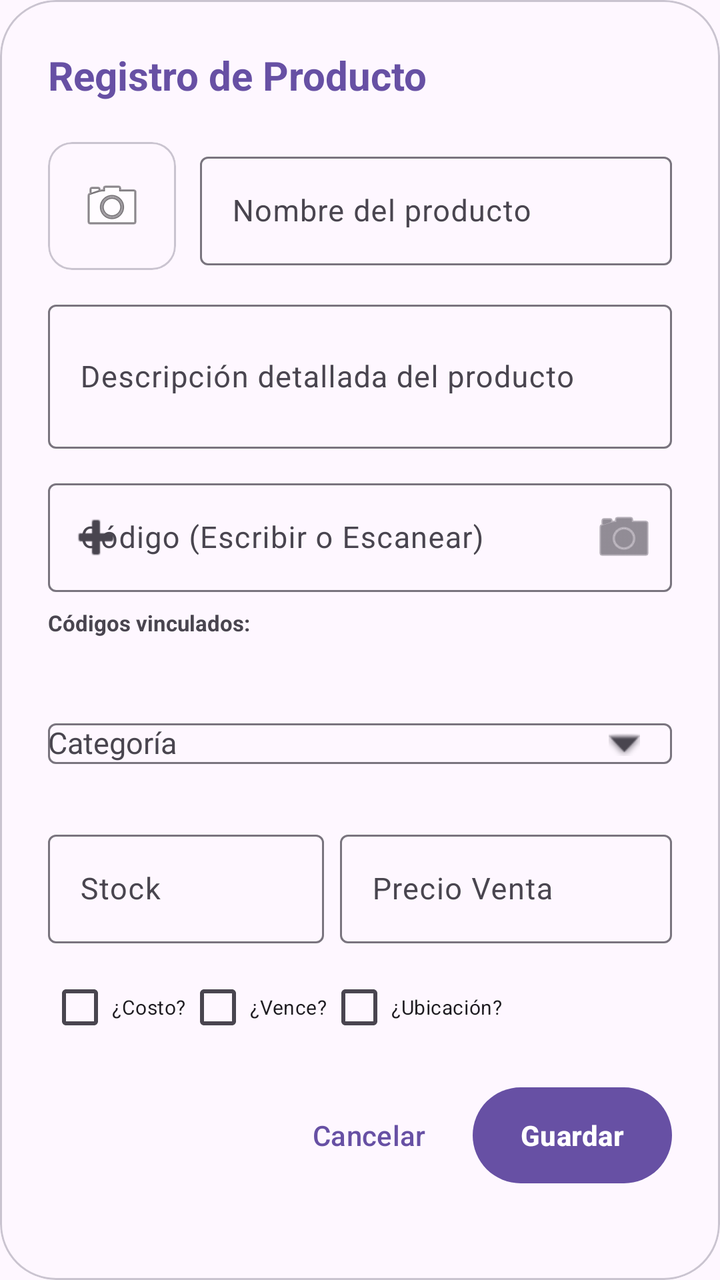
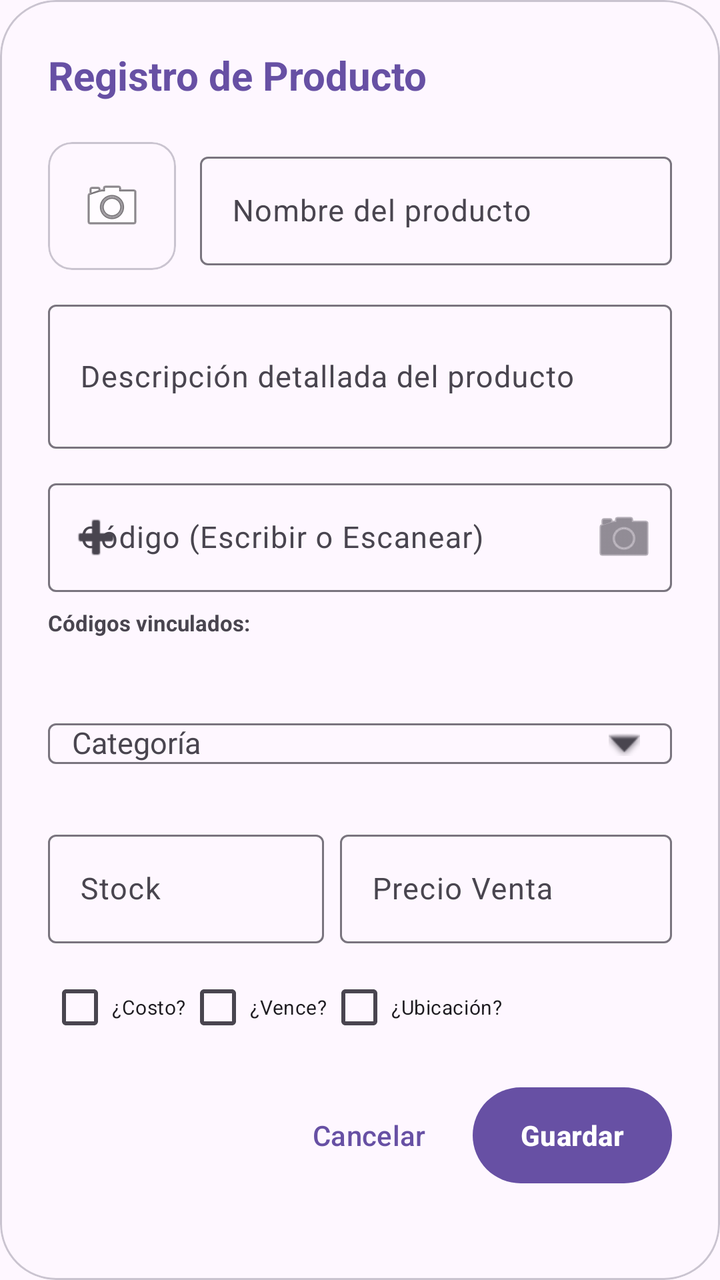

Compare the two renders of this Android layout. The source of the first and the diff that turns it into the second are given below.
<!-- AndroidManifest.xml: application theme Theme.Naxor -->
<!-- res/layout/dialog_add_product.xml -->
<?xml version="1.0" encoding="utf-8"?>
<com.google.android.material.card.MaterialCardView xmlns:android="http://schemas.android.com/apk/res/android"
    xmlns:app="http://schemas.android.com/apk/res-auto"
    android:layout_width="match_parent"
    android:layout_height="wrap_content"
    app:cardBackgroundColor="?attr/colorSurface"
    app:cardCornerRadius="28dp"
    app:cardElevation="0dp"
    app:strokeWidth="1dp"
    app:strokeColor="?attr/colorOutlineVariant">

    <ScrollView
        android:layout_width="match_parent"
        android:layout_height="wrap_content"
        android:overScrollMode="never">

        <LinearLayout
            android:layout_width="match_parent"
            android:layout_height="wrap_content"
            android:orientation="vertical"
            android:padding="24dp">

            <TextView
                android:id="@+id/tvDialogTitle"
                android:layout_width="wrap_content"
                android:layout_height="wrap_content"
                android:text="Registro de Producto"
                android:textSize="20sp"
                android:textStyle="bold"
                android:textColor="?attr/colorPrimary"
                android:layout_marginBottom="20dp" />

            
            <LinearLayout
                android:layout_width="match_parent"
                android:layout_height="wrap_content"
                android:orientation="horizontal"
                android:gravity="center_vertical"
                android:layout_marginBottom="12dp">

                <com.google.android.material.card.MaterialCardView
                    android:id="@+id/cardProdPhoto"
                    android:layout_width="64dp"
                    android:layout_height="64dp"
                    android:layout_marginEnd="12dp"
                    app:cardCornerRadius="12dp"
                    app:strokeWidth="1dp"
                    app:strokeColor="?attr/colorOutlineVariant">
                    <ImageView
                        android:id="@+id/ivDialogProdPhoto"
                        android:layout_width="match_parent"
                        android:layout_height="match_parent"
                        android:src="@android:drawable/ic_menu_camera"
                        android:scaleType="centerInside"
                        android:padding="16dp"
                        android:contentDescription="Tomar foto" />
                </com.google.android.material.card.MaterialCardView>

                <com.google.android.material.textfield.TextInputLayout
                    style="?attr/textInputOutlinedStyle"
                    android:layout_width="0dp"
                    android:layout_weight="1"
                    android:layout_height="wrap_content"
                    android:hint="Nombre del producto"
                    android:id="@+id/layoutProdNombre">
                    <com.google.android.material.textfield.TextInputEditText
                        android:id="@+id/etProdNombre"
                        android:layout_width="match_parent"
                        android:layout_height="wrap_content"
                        android:inputType="textCapSentences"
                        android:textSize="15sp" />
                </com.google.android.material.textfield.TextInputLayout>
            </LinearLayout>

            
            <com.google.android.material.textfield.TextInputLayout
                style="?attr/textInputOutlinedStyle"
                android:layout_width="match_parent"
                android:layout_height="wrap_content"
                android:hint="Descripción detallada del producto"
                android:layout_marginBottom="12dp">
                <com.google.android.material.textfield.TextInputEditText
                    android:id="@+id/etProdDescripcion"
                    android:layout_width="match_parent"
                    android:layout_height="wrap_content"
                    android:inputType="textCapSentences|textMultiLine"
                    android:minLines="2"
                    android:textSize="15sp" />
            </com.google.android.material.textfield.TextInputLayout>

            
            <com.google.android.material.textfield.TextInputLayout
                style="?attr/textInputOutlinedStyle"
                android:layout_width="match_parent"
                android:layout_height="wrap_content"
                android:hint="Código (Escribir o Escanear)"
                android:layout_marginBottom="8dp"
                app:endIconMode="custom"
                app:endIconDrawable="@android:drawable/ic_menu_camera"
                app:endIconContentDescription="Escanear"
                app:startIconDrawable="@android:drawable/ic_input_add"
                app:startIconContentDescription="Añadir"
                android:id="@+id/layoutProdCodigo">
                <com.google.android.material.textfield.TextInputEditText
                    android:id="@+id/etProdCodigo"
                    android:layout_width="match_parent"
                    android:layout_height="wrap_content"
                    android:inputType="text"
                    android:textSize="15sp" />
            </com.google.android.material.textfield.TextInputLayout>

            
            <TextView
                android:layout_width="wrap_content"
                android:layout_height="wrap_content"
                android:text="Códigos vinculados:"
                android:textSize="11sp"
                android:textStyle="bold"
                android:textColor="?attr/colorOnSurfaceVariant" />

            <LinearLayout
                android:id="@+id/layoutCodesList"
                android:layout_width="match_parent"
                android:layout_height="wrap_content"
                android:orientation="vertical"
                android:layout_marginBottom="16dp"
                android:paddingVertical="4dp">
                
            </LinearLayout>

            
            <com.google.android.material.textfield.TextInputLayout
                style="?attr/textInputOutlinedStyle"
                android:id="@+id/layoutProdCategoria"
                android:layout_width="match_parent"
                android:layout_height="wrap_content"
                android:hint="Categoría"
                android:layout_marginBottom="16dp"
                app:endIconMode="custom"
                app:endIconDrawable="@android:drawable/arrow_down_float">
                <com.google.android.material.textfield.MaterialAutoCompleteTextView
                    android:id="@+id/autoProdCategoria"
                    android:layout_width="match_parent"
                    android:layout_height="wrap_content"
                    android:inputType="textCapSentences"
                    android:textSize="15sp"
                    android:completionThreshold="1"
                    android:dropDownAnchor="@id/layoutProdCategoria"
                    android:dropDownVerticalOffset="2dp" />
            </com.google.android.material.textfield.TextInputLayout>

            
            <LinearLayout
                android:layout_width="match_parent"
                android:layout_height="wrap_content"
                android:orientation="horizontal"
                android:baselineAligned="false"
                android:layout_marginBottom="8dp">

                <com.google.android.material.textfield.TextInputLayout
                    style="?attr/textInputOutlinedStyle"
                    android:layout_width="0dp"
                    android:layout_weight="1"
                    android:layout_height="wrap_content"
                    android:hint="Stock"
                    app:suffixText="uds">
                    <com.google.android.material.textfield.TextInputEditText
                        android:id="@+id/etProdStock"
                        android:layout_width="match_parent"
                        android:layout_height="wrap_content"
                        android:inputType="number"
                        android:textSize="15sp" />
                </com.google.android.material.textfield.TextInputLayout>

                <com.google.android.material.textfield.TextInputLayout
                    style="?attr/textInputOutlinedStyle"
                    android:layout_width="0dp"
                    android:layout_weight="1.2"
                    android:layout_height="wrap_content"
                    android:hint="Precio Venta"
                    android:layout_marginStart="8dp"
                    app:prefixText="S/ ">
                    <com.google.android.material.textfield.TextInputEditText
                        android:id="@+id/etProdVenta"
                        android:layout_width="match_parent"
                        android:layout_height="wrap_content"
                        android:inputType="numberDecimal"
                        android:textSize="15sp" />
                </com.google.android.material.textfield.TextInputLayout>
            </LinearLayout>

            
            <LinearLayout
                android:layout_width="match_parent"
                android:layout_height="wrap_content"
                android:orientation="horizontal"
                android:gravity="center_vertical"
                android:layout_marginBottom="12dp">

                <com.google.android.material.checkbox.MaterialCheckBox
                    android:id="@+id/cbShowBatchCost"
                    android:layout_width="wrap_content"
                    android:layout_height="wrap_content"
                    android:text="¿Costo?"
                    android:textSize="10sp" />

                <com.google.android.material.checkbox.MaterialCheckBox
                    android:id="@+id/cbShowExpiration"
                    android:layout_width="wrap_content"
                    android:layout_height="wrap_content"
                    android:text="¿Vence?"
                    android:textSize="10sp" />

                <com.google.android.material.checkbox.MaterialCheckBox
                    android:id="@+id/cbShowLocation"
                    android:layout_width="wrap_content"
                    android:layout_height="wrap_content"
                    android:text="¿Ubicación?"
                    android:textSize="10sp" />
            </LinearLayout>

            
            <com.google.android.material.textfield.TextInputLayout
                android:id="@+id/layoutProdCosto"
                style="?attr/textInputOutlinedStyle"
                android:layout_width="match_parent"
                android:layout_height="wrap_content"
                android:hint="Costo total lote"
                android:layout_marginBottom="12dp"
                android:visibility="gone"
                app:prefixText="S/ ">
                <com.google.android.material.textfield.TextInputEditText
                    android:id="@+id/etProdCosto"
                    android:layout_width="match_parent"
                    android:layout_height="wrap_content"
                    android:inputType="numberDecimal"
                    android:textSize="15sp" />
            </com.google.android.material.textfield.TextInputLayout>

            <com.google.android.material.textfield.TextInputLayout
                android:id="@+id/layoutProdLocation"
                style="?attr/textInputOutlinedStyle"
                android:layout_width="match_parent"
                android:layout_height="wrap_content"
                android:hint="Pasillo / Estante"
                android:layout_marginBottom="12dp"
                android:visibility="gone">
                <com.google.android.material.textfield.TextInputEditText
                    android:id="@+id/etProdLocation"
                    android:layout_width="match_parent"
                    android:layout_height="wrap_content"
                    android:inputType="textCapCharacters"
                    android:textSize="15sp" />
            </com.google.android.material.textfield.TextInputLayout>

            <com.google.android.material.textfield.TextInputLayout
                android:id="@+id/layoutProdExpiration"
                style="?attr/textInputOutlinedStyle"
                android:layout_width="match_parent"
                android:layout_height="wrap_content"
                android:hint="Vencimiento (DD/MM/AAAA)"
                android:layout_marginBottom="12dp"
                android:visibility="gone"
                app:endIconMode="custom"
                app:endIconDrawable="@android:drawable/ic_menu_my_calendar"
                app:endIconContentDescription="Abrir calendario">
                <com.google.android.material.textfield.TextInputEditText
                    android:id="@+id/etProdExpiration"
                    android:layout_width="match_parent"
                    android:layout_height="wrap_content"
                    android:inputType="number"
                    android:digits="0123456789/"
                    android:maxLength="10"
                    android:textSize="15sp" />
            </com.google.android.material.textfield.TextInputLayout>

            <TextView
                android:id="@+id/tvAlertStockDialog"
                android:layout_width="match_parent"
                android:layout_height="wrap_content"
                android:textColor="@color/red_600"
                android:textSize="13sp"
                android:textStyle="bold"
                android:gravity="center"
                android:visibility="gone"
                android:layout_marginBottom="20dp" />

            
            <LinearLayout
                android:layout_width="match_parent"
                android:layout_height="wrap_content"
                android:orientation="horizontal"
                android:gravity="center_vertical">

                <Button
                    android:id="@+id/btnDeleteProduct"
                    style="@style/Widget.Material3.Button.TextButton"
                    android:layout_width="wrap_content"
                    android:layout_height="wrap_content"
                    android:text="Eliminar"
                    android:textColor="@color/red_600"
                    android:visibility="gone" />

                <View
                    android:layout_width="0dp"
                    android:layout_height="0dp"
                    android:layout_weight="1" />

                <Button
                    android:id="@+id/btnCancelAdd"
                    style="@style/Widget.Material3.Button.TextButton"
                    android:layout_width="wrap_content"
                    android:layout_height="56dp"
                    android:text="Cancelar"
                    android:layout_marginEnd="8dp" />

                <Button
                    android:id="@+id/btnConfirmAdd"
                    android:layout_width="wrap_content"
                    android:layout_height="56dp"
                    android:text="Guardar"
                    android:textStyle="bold" />
            </LinearLayout>

        </LinearLayout>
    </ScrollView>
</com.google.android.material.card.MaterialCardView>
<!-- resources referenced by this layout -->
<resources>
  <color name="red_600">#DC2626</color>
  <style name="Theme.Naxor" parent="Base.Theme.Naxor" />
  <style name="Base.Theme.Naxor" parent="Theme.Material3.DayNight.NoActionBar">
          
          
      </style>
</resources>

<!-- the commit's change to res/layout/dialog_add_product.xml (unified diff, before → after) -->
@@ -144,6 +144,7 @@
                     android:layout_height="wrap_content"
                     android:inputType="textCapSentences"
                     android:textSize="15sp"
+                    android:paddingHorizontal="12dp"
                     android:completionThreshold="1"
                     android:dropDownAnchor="@id/layoutProdCategoria"
                     android:dropDownVerticalOffset="2dp" />
